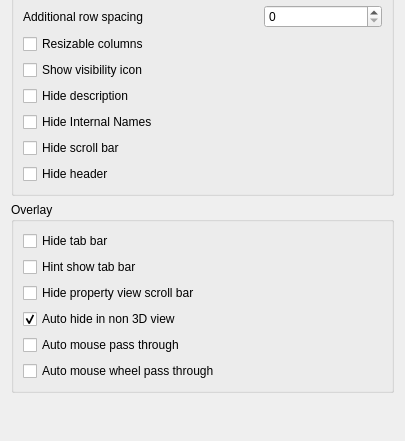
This is src/Gui/PreferencePages/DlgSettingsUI.ui in southseact-3d/fcd as Qt 5 draws it before an edit; both pictures show x 0 to 405 and y 293 to 734 of the 405 by 1065 pixel window. The edited form follows.
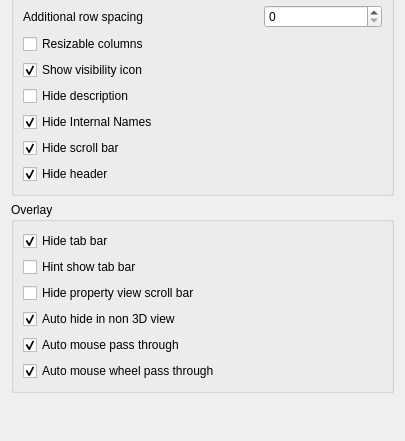
This is the edited form. Custom widgets are drawn as their Qt base class.

Commit message: [Gui] Correct checkbox checked states

```diff
--- a/src/Gui/PreferencePages/DlgSettingsUI.ui
+++ b/src/Gui/PreferencePages/DlgSettingsUI.ui
@@ -208,6 +208,9 @@
         <property name="text">
          <string>Hide Internal Names</string>
         </property>
+        <property name="checked">
+         <bool>true</bool>
+        </property>
         <property name="prefEntry" stdset="0">
          <cstring>HideInternalNames</cstring>
         </property>
@@ -298,6 +301,9 @@
         <property name="text">
          <string>Show visibility icon</string>
         </property>
+        <property name="checked">
+         <bool>true</bool>
+        </property>
         <property name="prefEntry" stdset="0">
          <cstring>VisibilityIcon</cstring>
         </property>
@@ -314,6 +320,9 @@
         <property name="text">
          <string>Hide header</string>
         </property>
+        <property name="checked">
+         <bool>true</bool>
+        </property>
         <property name="prefEntry" stdset="0">
          <cstring>HideHeaderView</cstring>
         </property>
@@ -330,6 +339,9 @@
         <property name="text">
          <string>Hide scroll bar</string>
         </property>
+        <property name="checked">
+         <bool>true</bool>
+        </property>
         <property name="prefEntry" stdset="0">
          <cstring>HideScrollBar</cstring>
         </property>
@@ -371,6 +383,9 @@
         <property name="text">
          <string>Hide tab bar</string>
         </property>
+        <property name="checked">
+         <bool>true</bool>
+        </property>
         <property name="prefEntry" stdset="0">
          <cstring>DockOverlayHideTabBar</cstring>
         </property>
@@ -438,6 +453,9 @@
         <property name="text">
          <string>Auto mouse pass through</string>
         </property>
+        <property name="checked">
+         <bool>true</bool>
+        </property>
         <property name="prefEntry" stdset="0">
          <cstring>DockOverlayAutoMouseThrough</cstring>
         </property>
@@ -454,6 +472,9 @@
         <property name="text">
          <string>Auto mouse wheel pass through</string>
         </property>
+        <property name="checked">
+         <bool>true</bool>
+        </property>
         <property name="prefEntry" stdset="0">
          <cstring>DockOverlayWheelPassThrough</cstring>
         </property>
```
